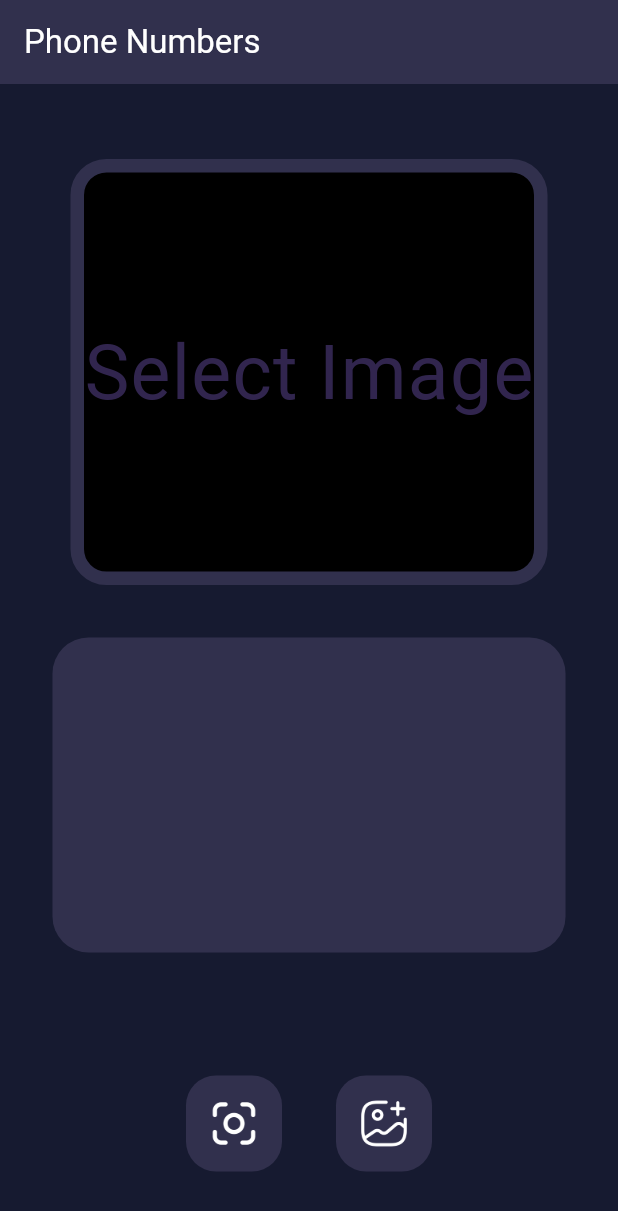
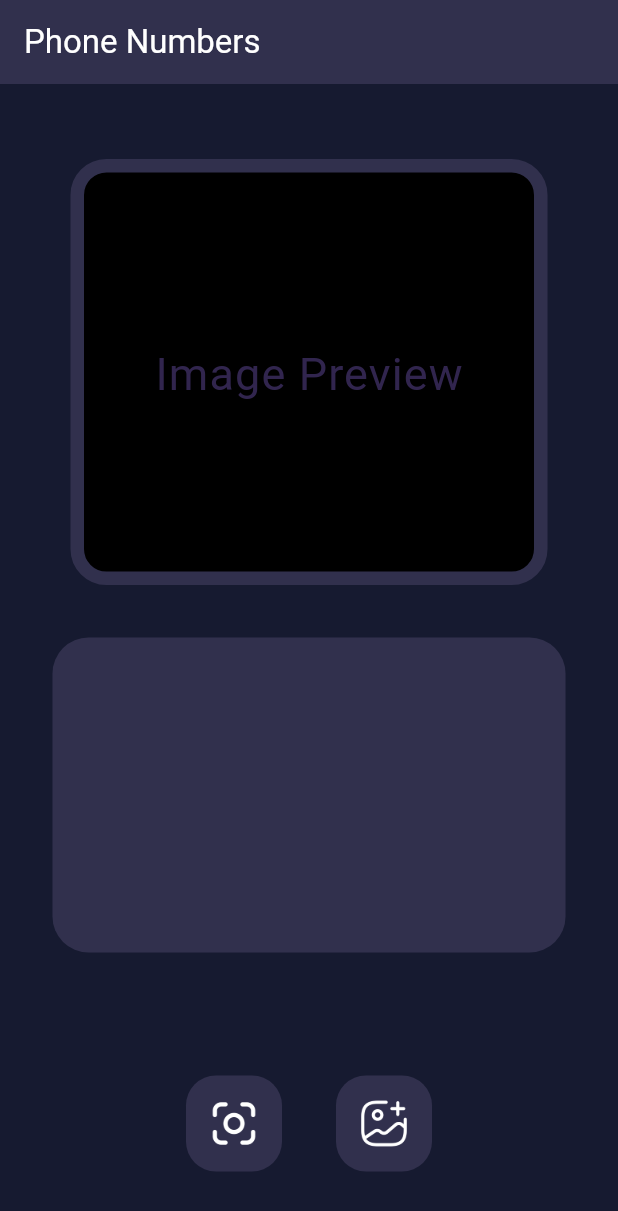
Before and after one commit to Omkargithub64/Phone_number_extractor, a Flutter app: the screen it shows after launch, on a phone screen of 412 x 824 dp. Shown: the top 1211 px of the screen. Run offline on Flutter 3.47's test engine with Material 3 defaults, Android fonts, the phone set to English and light mode, and no system bars; drawn by our look-alikes of modal_progress_hud_nsn; our stand-ins replace contacts_service, image_cropper, image_picker, permission_handler.

Commit message:
final changes 2

```diff
--- a/lib/screens/homepage.dart
+++ b/lib/screens/homepage.dart
@@ -240,13 +240,17 @@ class _MyAppState extends State<MyApp> {
                       child: image != null
                           ? Image.file(image!)
                           // ? Text(image!.path)
-                          : const Center(
-                              child: Text(
-                              "Select Image",
-                              style: TextStyle(
-                                color: Color.fromARGB(86, 145, 110, 232),
-                              ),
-                            )),
+                          : const SizedBox(
+                              width: 100,
+                              child: Center(
+                                  child: Text(
+                                "Image Preview",
+                                style: TextStyle(
+                                  fontSize: 10,
+                                  color: Color.fromARGB(86, 145, 110, 232),
+                                ),
+                              )),
+                            ),
                     ),
                   ),
                 ),
```
